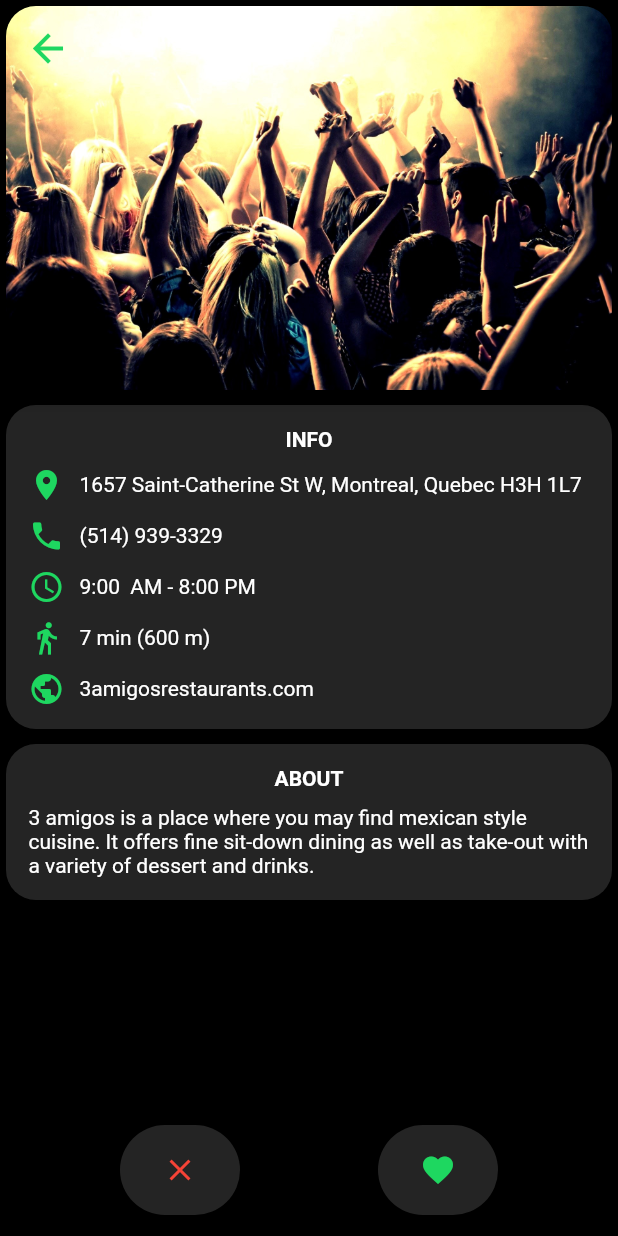
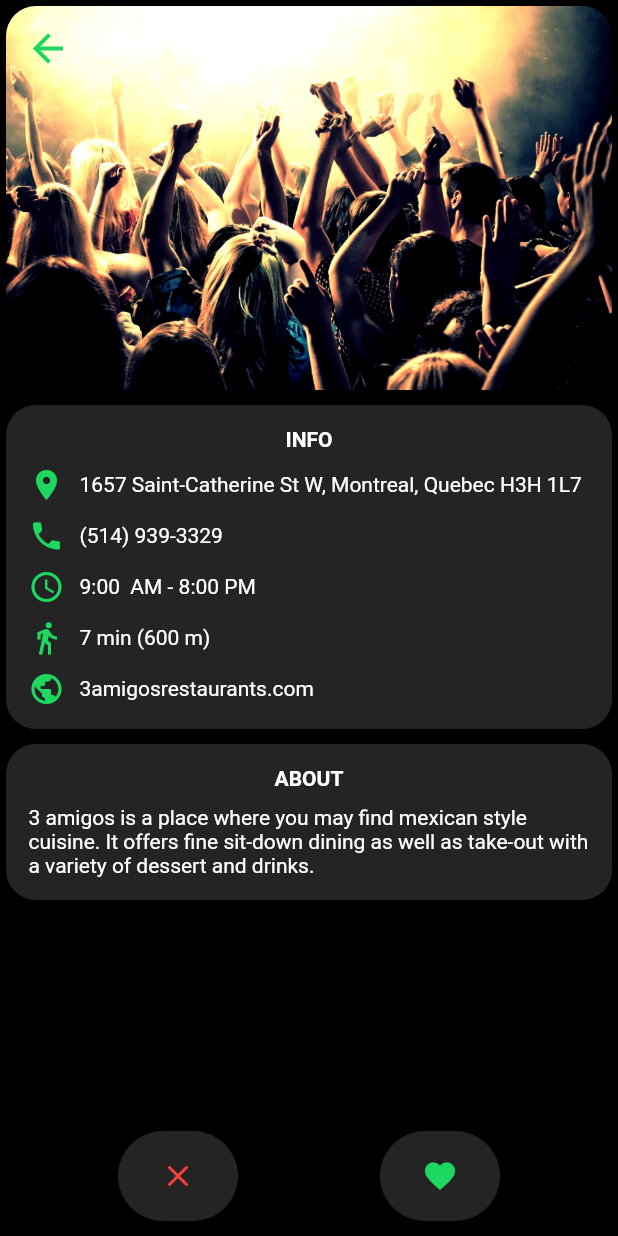
Before and after one commit to muhanator/Hungies, a Flutter app: the screen it shows after launch, after a tap on "About", on a phone screen of 412 x 824 dp. Run offline on Flutter 3.47's test engine with Material 2 defaults, Android fonts, the phone set to English and light mode, and no system bars; our stand-ins replace google_maps_flutter, sliding_up_panel.

Commit message:
Added changes

```diff
--- a/lib/views/detail.dart
+++ b/lib/views/detail.dart
@@ -23,8 +23,9 @@ class _DetailPageState extends State<DetailPage> {
         brightness: Brightness.dark,
         primaryColor: Colors.black,
       ),
-      child:  Container(
-        color: Colors.black,
+      child:  Scaffold(
+        backgroundColor: Colors.black,
+        body: Container(
           child: Card(
             color: Colors.transparent,
             child:  Container(
@@ -189,7 +190,12 @@ class _DetailPageState extends State<DetailPage> {
                       ),
                     ],
                   ),
-                 Container(
+                ],
+              ),
+            ),
+          ),
+        ),
+        bottomNavigationBar: Container(
             width: 600.0,
             height: 80.0,
             alignment: Alignment.center,
@@ -233,11 +239,7 @@ class _DetailPageState extends State<DetailPage> {
                       ),
                     ))
               ],
-                    ))
-              ],
-            ),
-          ),
-        ),
+            )),
       ),
     );
   }
--- a/lib/views/home_page.dart
+++ b/lib/views/home_page.dart
@@ -117,6 +117,7 @@ class HomePageState extends State<HomePage> with TickerProviderStateMixin {
     double backCardPosition = initialBottom + (dataLength - 1) * 10 + 10;
     double backCardWidth = -10.0;
     return Scaffold(
+      backgroundColor: Colors.black,
         appBar: AppBar(
           brightness: Brightness.dark,
           backgroundColor: Colors.black,
```
Lines whose indentation alone changed are shown as unchanged.
